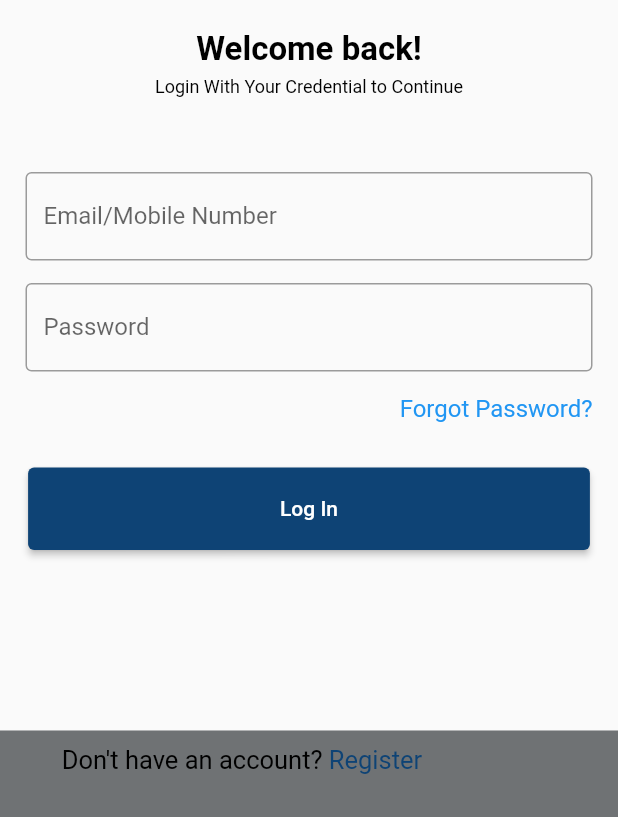
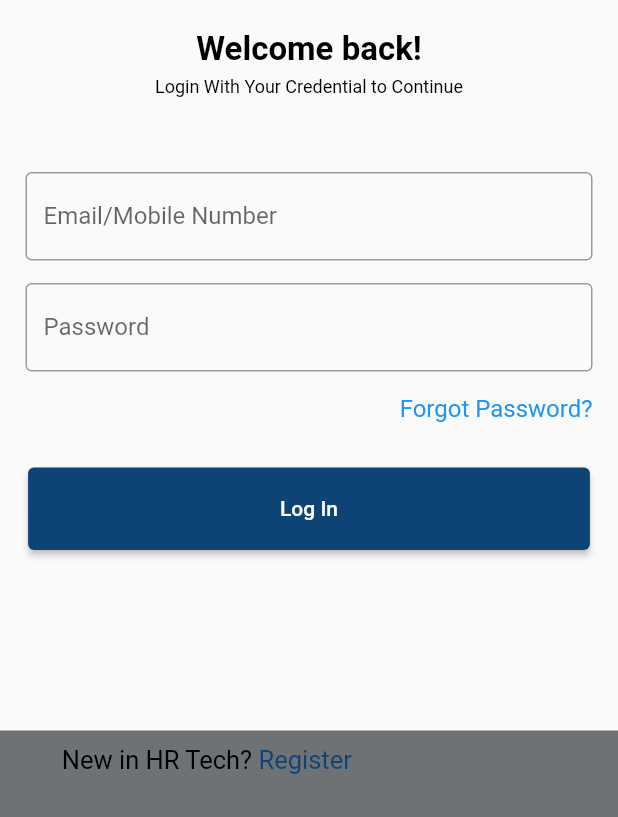
Before and after one commit to RahmankhanA/Hr, a Flutter app: the LoginScreen screen opened directly, on a phone screen of 412 x 824 dp, the part 419-1236 px from its top. Run offline on Flutter 3.47's test engine with Material 2 defaults, Android fonts, the phone set to English and light mode, and no system bars; our stand-ins replace anim_search_bar, equatable, flutter_svg, simple_animations, supercharged; network calls fail.

Commit message:
Update login_screen.dart

```diff
--- a/lib/screens/login_screen.dart
+++ b/lib/screens/login_screen.dart
@@ -192,7 +192,7 @@ class _LoginScreenState extends State<LoginScreen> {
               padding: EdgeInsets.symmetric(vertical: 10, horizontal: w*0.1),
               child: RichText(
                 text: TextSpan(
-                    text: "Don't have an account?",
+                    text: "New in HR Tech?",
                     style: const TextStyle(
                       color: Colors.black,
                       fontSize: 17,
```
